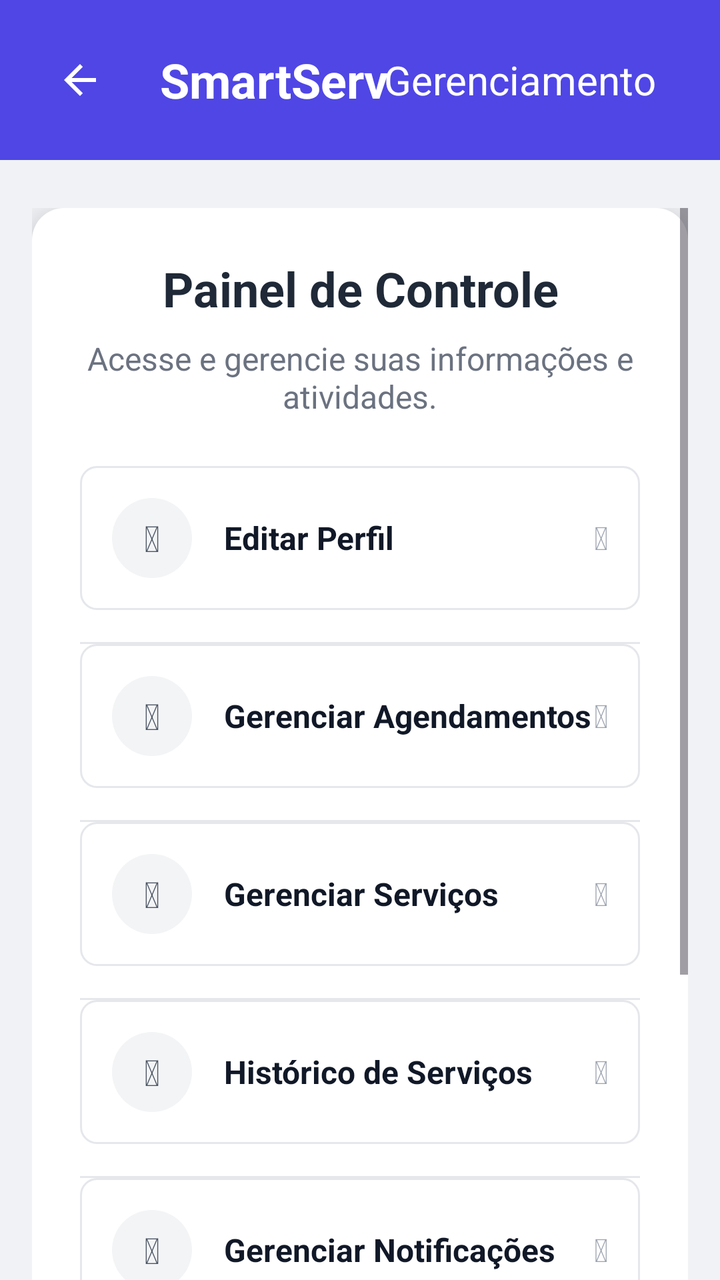
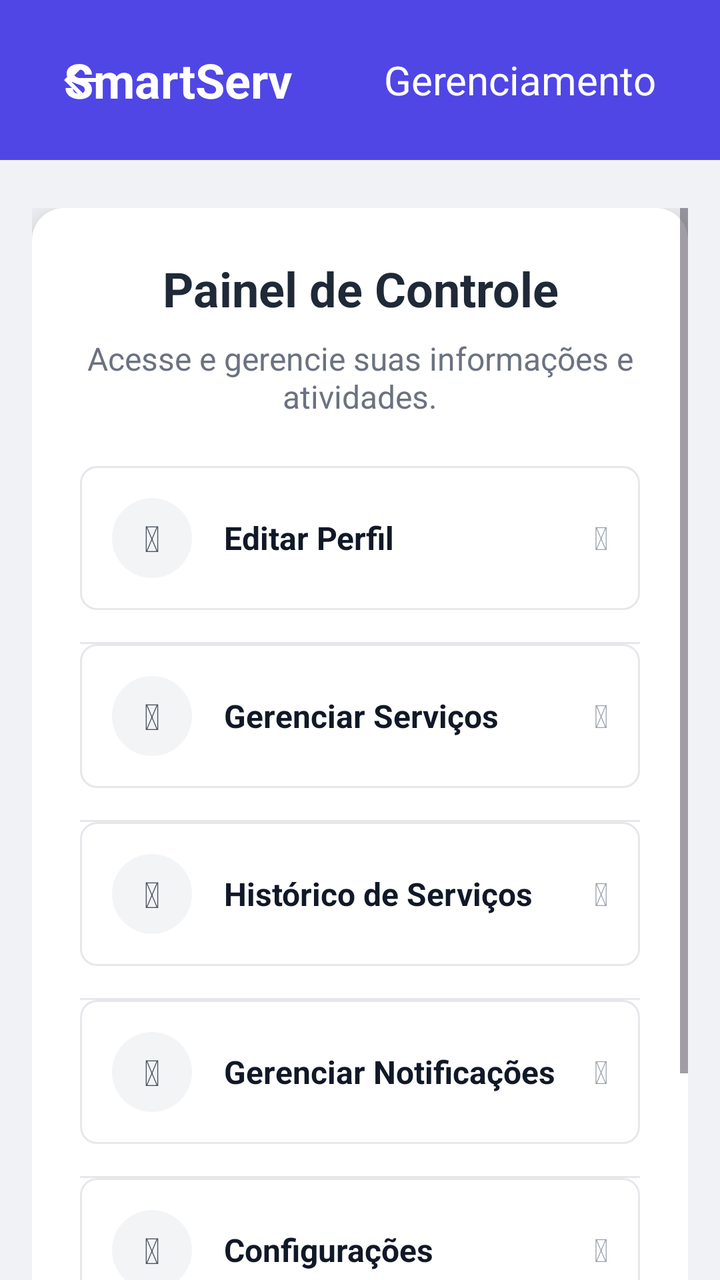

Before-and-after screenshots of an Android layout around one commit, followed by the original layout XML and the change that was made.
<!-- AndroidManifest.xml: application theme Theme.SmartApp -->
<!-- res/layout/perfil.xml -->
<?xml version="1.0" encoding="utf-8"?>
<RelativeLayout xmlns:android="http://schemas.android.com/apk/res/android"
    xmlns:app="http://schemas.android.com/apk/res-auto"
    xmlns:tools="http://schemas.android.com/tools"
    android:layout_width="match_parent"
    android:layout_height="match_parent"
    android:background="#f0f2f5">

    
    <RelativeLayout
        android:id="@+id/header"
        android:layout_width="match_parent"
        android:layout_height="wrap_content"
        android:background="#4F46E5"
        android:padding="16dp">

        <ImageButton
            android:id="@+id/btnBack"
            android:layout_width="48dp"
            android:layout_height="48dp"
            android:background="?attr/selectableItemBackgroundBorderless"
            android:contentDescription="bntvoltar2"
            android:padding="8dp"
            android:src="@drawable/ic_arrow_back"
            android:layout_alignParentStart="true"
            android:layout_centerVertical="true" />

        <TextView
            android:id="@+id/tvSmartServ"
            android:layout_width="wrap_content"
            android:layout_height="wrap_content"
            android:text="SmartServ"
            android:textColor="@android:color/white"
            android:textSize="24sp"
            android:textStyle="bold"
            android:layout_toEndOf="@id/btnBack"
            android:layout_centerVertical="true"
            android:layout_marginStart="16dp" />

        <TextView
            android:id="@+id/tvTitle"
            android:layout_width="wrap_content"
            android:layout_height="wrap_content"
            android:text="Gerenciamento"
            android:textColor="@android:color/white"
            android:textSize="20sp"
            android:layout_centerVertical="true"
            android:layout_alignParentEnd="true"
            android:layout_marginEnd="16dp" />
    </RelativeLayout>

    
    <ScrollView
        android:layout_width="match_parent"
        android:layout_height="match_parent"
        android:layout_below="@id/header"
        android:paddingTop="24dp"
        android:paddingHorizontal="16dp">

        <RelativeLayout
            android:layout_width="match_parent"
            android:layout_height="wrap_content"
            android:background="@drawable/card_background"
            android:elevation="8dp"
            android:outlineProvider="background"
            android:padding="24dp">

            
            <TextView
                android:id="@+id/tvPanelTitle"
                android:layout_width="match_parent"
                android:layout_height="wrap_content"
                android:text="Painel de Controle"
                android:textAlignment="center"
                android:textColor="#1F2937"
                android:textSize="24sp"
                android:textStyle="bold" />

            <TextView
                android:id="@+id/tvPanelSubtitle"
                android:layout_width="match_parent"
                android:layout_height="wrap_content"
                android:layout_below="@id/tvPanelTitle"
                android:layout_marginTop="8dp"
                android:text="Acesse e gerencie suas informações e atividades."
                android:textAlignment="center"
                android:textColor="#6B7280"
                android:textSize="16sp" />

            <LinearLayout
                android:id="@+id/optionsContainer"
                android:layout_width="match_parent"
                android:layout_height="wrap_content"
                android:layout_below="@id/tvPanelSubtitle"
                android:layout_marginTop="24dp"
                android:orientation="vertical"
                android:divider="@drawable/divider"
                android:showDividers="middle">

                
                <RelativeLayout
                    android:id="@+id/editProfileOption"
                    android:layout_width="match_parent"
                    android:layout_height="wrap_content"
                    android:layout_marginBottom="16dp"
                    android:background="@drawable/option_selector"
                    android:padding="16dp">

                    <RelativeLayout
                        android:id="@+id/iconContainer1"
                        android:layout_width="40dp"
                        android:layout_height="40dp"
                        android:background="@drawable/icon_background_selector"
                        android:gravity="center">

                        <TextView
                            android:id="@+id/icon1"
                            android:layout_width="wrap_content"
                            android:layout_height="wrap_content"
                            android:text=""
                            android:textColor="#4B5563"
                            android:textSize="18sp" />
                    </RelativeLayout>

                    <TextView
                        android:layout_width="wrap_content"
                        android:layout_height="wrap_content"
                        android:layout_centerVertical="true"
                        android:layout_marginStart="16dp"
                        android:layout_toEndOf="@id/iconContainer1"
                        android:text="Editar Perfil"
                        android:textColor="#111827"
                        android:textSize="16sp"
                        android:textStyle="bold" />

                    <TextView
                        android:id="@+id/arrow1"
                        android:layout_width="wrap_content"
                        android:layout_height="wrap_content"
                        android:layout_alignParentEnd="true"
                        android:layout_centerVertical="true"
                        android:text=""
                        android:textColor="#9CA3AF"
                        android:textSize="16sp" />
                </RelativeLayout>

                
                <RelativeLayout
                    android:id="@+id/manageAppointmentsOption"
                    android:layout_width="match_parent"
                    android:layout_height="wrap_content"
                    android:layout_marginBottom="16dp"
                    android:background="@drawable/option_selector"
                    android:padding="16dp">

                    <RelativeLayout
                        android:id="@+id/iconContainer2"
                        android:layout_width="40dp"
                        android:layout_height="40dp"
                        android:background="@drawable/icon_background_selector"
                        android:gravity="center">

                        <TextView
                            android:id="@+id/icon2"
                            android:layout_width="wrap_content"
                            android:layout_height="wrap_content"
                            android:text=""
                            android:textColor="#4B5563"
                            android:textSize="18sp" />
                    </RelativeLayout>

                    <TextView
                        android:layout_width="wrap_content"
                        android:layout_height="wrap_content"
                        android:layout_centerVertical="true"
                        android:layout_marginStart="16dp"
                        android:layout_toEndOf="@id/iconContainer2"
                        android:text="Gerenciar Agendamentos"
                        android:textColor="#111827"
                        android:textSize="16sp"
                        android:textStyle="bold" />

                    <TextView
                        android:id="@+id/arrow2"
                        android:layout_width="wrap_content"
                        android:layout_height="wrap_content"
                        android:layout_alignParentEnd="true"
                        android:layout_centerVertical="true"
                        android:text=""
                        android:textColor="#9CA3AF"
                        android:textSize="16sp" />
                </RelativeLayout>

                
                <RelativeLayout
                    android:id="@+id/manageServicesOption"
                    android:layout_width="match_parent"
                    android:layout_height="wrap_content"
                    android:layout_marginBottom="16dp"
                    android:background="@drawable/option_selector"
                    android:padding="16dp">

                    <RelativeLayout
                        android:id="@+id/iconContainer3"
                        android:layout_width="40dp"
                        android:layout_height="40dp"
                        android:background="@drawable/icon_background_selector"
                        android:gravity="center">

                        <TextView
                            android:id="@+id/icon3"
                            android:layout_width="wrap_content"
                            android:layout_height="wrap_content"
                            android:text=""
                            android:textColor="#4B5563"
                            android:textSize="18sp" />
                    </RelativeLayout>

                    <TextView
                        android:layout_width="wrap_content"
                        android:layout_height="wrap_content"
                        android:layout_centerVertical="true"
                        android:layout_marginStart="16dp"
                        android:layout_toEndOf="@id/iconContainer3"
                        android:text="Gerenciar Serviços"
                        android:textColor="#111827"
                        android:textSize="16sp"
                        android:textStyle="bold" />

                    <TextView
                        android:id="@+id/arrow3"
                        android:layout_width="wrap_content"
                        android:layout_height="wrap_content"
                        android:layout_alignParentEnd="true"
                        android:layout_centerVertical="true"
                        android:text=""
                        android:textColor="#9CA3AF"
                        android:textSize="16sp" />
                </RelativeLayout>

                
                <RelativeLayout
                    android:id="@+id/serviceHistoryOption"
                    android:layout_width="match_parent"
                    android:layout_height="wrap_content"
                    android:layout_marginBottom="16dp"
                    android:background="@drawable/option_selector"
                    android:padding="16dp">

                    <RelativeLayout
                        android:id="@+id/iconContainer4"
                        android:layout_width="40dp"
                        android:layout_height="40dp"
                        android:background="@drawable/icon_background_selector"
                        android:gravity="center">

                        <TextView
                            android:id="@+id/icon4"
                            android:layout_width="wrap_content"
                            android:layout_height="wrap_content"
                            android:text=""
                            android:textColor="#4B5563"
                            android:textSize="18sp" />
                    </RelativeLayout>

                    <TextView
                        android:layout_width="wrap_content"
                        android:layout_height="wrap_content"
                        android:layout_centerVertical="true"
                        android:layout_marginStart="16dp"
                        android:layout_toEndOf="@id/iconContainer4"
                        android:text="Histórico de Serviços"
                        android:textColor="#111827"
                        android:textSize="16sp"
                        android:textStyle="bold" />

                    <TextView
                        android:id="@+id/arrow4"
                        android:layout_width="wrap_content"
                        android:layout_height="wrap_content"
                        android:layout_alignParentEnd="true"
                        android:layout_centerVertical="true"
                        android:text=""
                        android:textColor="#9CA3AF"
                        android:textSize="16sp" />
                </RelativeLayout>

                
                <RelativeLayout
                    android:id="@+id/manageNotificationsOption"
                    android:layout_width="match_parent"
                    android:layout_height="wrap_content"
                    android:layout_marginBottom="16dp"
                    android:background="@drawable/option_selector"
                    android:padding="16dp">

                    <RelativeLayout
                        android:id="@+id/iconContainer5"
                        android:layout_width="40dp"
                        android:layout_height="40dp"
                        android:background="@drawable/icon_background_selector"
                        android:gravity="center">

                        <TextView
                            android:id="@+id/icon5"
                            android:layout_width="wrap_content"
                            android:layout_height="wrap_content"
                            android:text=""
                            android:textColor="#4B5563"
                            android:textSize="18sp" />
                    </RelativeLayout>

                    <TextView
                        android:layout_width="wrap_content"
                        android:layout_height="wrap_content"
                        android:layout_centerVertical="true"
                        android:layout_marginStart="16dp"
                        android:layout_toEndOf="@id/iconContainer5"
                        android:text="Gerenciar Notificações"
                        android:textColor="#111827"
                        android:textSize="16sp"
                        android:textStyle="bold" />

                    <TextView
                        android:id="@+id/arrow5"
                        android:layout_width="wrap_content"
                        android:layout_height="wrap_content"
                        android:layout_alignParentEnd="true"
                        android:layout_centerVertical="true"
                        android:text=""
                        android:textColor="#9CA3AF"
                        android:textSize="16sp" />
                </RelativeLayout>

                
                <RelativeLayout
                    android:id="@+id/settingsOption"
                    android:layout_width="match_parent"
                    android:layout_height="wrap_content"
                    android:layout_marginBottom="16dp"
                    android:background="@drawable/option_selector"
                    android:padding="16dp">

                    <RelativeLayout
                        android:id="@+id/iconContainer6"
                        android:layout_width="40dp"
                        android:layout_height="40dp"
                        android:background="@drawable/icon_background_selector"
                        android:gravity="center">

                        <TextView
                            android:id="@+id/icon6"
                            android:layout_width="wrap_content"
                            android:layout_height="wrap_content"
                            android:text=""
                            android:textColor="#4B5563"
                            android:textSize="18sp" />
                    </RelativeLayout>

                    <TextView
                        android:layout_width="wrap_content"
                        android:layout_height="wrap_content"
                        android:layout_centerVertical="true"
                        android:layout_marginStart="16dp"
                        android:layout_toEndOf="@id/iconContainer6"
                        android:text="Configurações"
                        android:textColor="#111827"
                        android:textSize="16sp"
                        android:textStyle="bold" />

                    <TextView
                        android:id="@+id/arrow6"
                        android:layout_width="wrap_content"
                        android:layout_height="wrap_content"
                        android:layout_alignParentEnd="true"
                        android:layout_centerVertical="true"
                        android:text=""
                        android:textColor="#9CA3AF"
                        android:textSize="16sp" />
                </RelativeLayout>

                
                <RelativeLayout
                    android:id="@+id/logoutOption"
                    android:layout_width="match_parent"
                    android:layout_height="wrap_content"
                    android:background="@drawable/logout_selector"
                    android:padding="16dp">

                    <RelativeLayout
                        android:id="@+id/logoutIconContainer"
                        android:layout_width="40dp"
                        android:layout_height="40dp"
                        android:background="@drawable/logout_icon_selector"
                        android:gravity="center">

                        <TextView
                            android:id="@+id/iconLogout"
                            android:layout_width="wrap_content"
                            android:layout_height="wrap_content"
                            android:text=""
                            android:textColor="#4B5563"
                            android:textSize="18sp" />
                    </RelativeLayout>

                    <TextView
                        android:layout_width="wrap_content"
                        android:layout_height="wrap_content"
                        android:layout_centerVertical="true"
                        android:layout_marginStart="16dp"
                        android:layout_toEndOf="@id/logoutIconContainer"
                        android:text="Sair"
                        android:textColor="#DC2626"
                        android:textSize="16sp"
                        android:textStyle="bold" />

                    <TextView
                        android:id="@+id/arrowLogout"
                        android:layout_width="wrap_content"
                        android:layout_height="wrap_content"
                        android:layout_alignParentEnd="true"
                        android:layout_centerVertical="true"
                        android:text=""
                        android:textColor="#9CA3AF"
                        android:textSize="16sp" />
                </RelativeLayout>
            </LinearLayout>
        </RelativeLayout>
    </ScrollView>
</RelativeLayout>
<!-- resources referenced by this layout -->
<resources>
  <!-- drawable card_background (drawable) -->
  <shape xmlns:android="http://schemas.android.com/apk/res/android">
      <solid android:color="@android:color/white" />
      <corners android:radius="12dp" />
      <solid android:color="@android:color/white"/>
      <corners android:radius="16dp"/>
  </shape>
  <!-- drawable divider (drawable) -->
  <shape xmlns:android="http://schemas.android.com/apk/res/android">
      <size android:height="1dp" />
      <solid android:color="@color/gray_200" />
      <solid android:color="#E5E7EB" />
      <size android:height="1dp" />
      <solid android:color="#E5E7EB" />
      <size android:height="1dp" />
      <solid android:color="#E5E7EB" />
  
  </shape>
  <!-- drawable ic_arrow_back (drawable) -->
  <vector xmlns:android="http://schemas.android.com/apk/res/android"
      android:width="24dp"
      android:height="24dp"
      android:viewportWidth="24"
      android:viewportHeight="24">
      <path android:fillColor="#FFFFFF" android:pathData="M20,11H7.83l5.59,-5.59L12,4l-8,8 8,8 1.41,-1.41L7.83,13H20v-2z"/>
  </vector>
  <!-- drawable icon_background_selector (drawable) -->
  <?xml version="1.0" encoding="utf-8"?>
  <selector xmlns:android="http://schemas.android.com/apk/res/android">
      <item android:state_pressed="true">
          <shape android:shape="oval">
              <solid android:color="#E0E7FF"/>
          </shape>
      </item>
      <item>
          <shape android:shape="oval">
              <solid android:color="#F3F4F6"/>
          </shape>
      </item>
  </selector>
  <!-- drawable logout_icon_selector (drawable) -->
  <?xml version="1.0" encoding="utf-8"?>
  <selector xmlns:android="http://schemas.android.com/apk/res/android">
      <item android:state_pressed="true">
          <shape android:shape="oval">
              <solid android:color="#FEE2E2"/>
          </shape>
      </item>
      <item>
          <shape android:shape="oval">
              <solid android:color="#F3F4F6"/>
          </shape>
      </item>
  </selector>
  <!-- drawable logout_selector (drawable) -->
  <?xml version="1.0" encoding="utf-8"?>
  <selector xmlns:android="http://schemas.android.com/apk/res/android">
      <item android:state_pressed="true">
          <shape android:shape="rectangle">
              <solid android:color="#FEF2F2"/>
              <corners android:radius="8dp"/>
              <stroke android:width="1dp" android:color="#EF4444"/>
          </shape>
      </item>
      <item>
          <shape android:shape="rectangle">
              <solid android:color="@android:color/white"/>
              <corners android:radius="8dp"/>
              <stroke android:width="1dp" android:color="#E5E7EB"/>
          </shape>
      </item>
  </selector>
  <!-- drawable option_selector (drawable) -->
  <?xml version="1.0" encoding="utf-8"?>
  <selector xmlns:android="http://schemas.android.com/apk/res/android">
      <item android:state_pressed="true">
          <shape android:shape="rectangle">
              <solid android:color="#EEF2FF"/>
              <corners android:radius="8dp"/>
              <stroke android:width="1dp" android:color="#4F46E5"/>
          </shape>
      </item>
      <item>
          <shape android:shape="rectangle">
              <solid android:color="@android:color/white"/>
              <corners android:radius="8dp"/>
              <stroke android:width="1dp" android:color="#E5E7EB"/>
          </shape>
      </item>
  </selector>
  <style name="Theme.SmartApp" parent="Base.Theme.SmartApp" />
  <color name="gray_200">#E5E7EB</color>
  <style name="Base.Theme.SmartApp" parent="Theme.Material3.DayNight.NoActionBar" />
</resources>

<!-- the commit's change to res/layout/perfil.xml (unified diff, before → after) -->
@@ -15,7 +15,7 @@
         android:padding="16dp">
 
         <ImageButton
-            android:id="@+id/btnBack"
+            android:id="@+id/btnvoltar"
             android:layout_width="48dp"
             android:layout_height="48dp"
             android:background="?attr/selectableItemBackgroundBorderless"
@@ -33,7 +33,6 @@
             android:textColor="@android:color/white"
             android:textSize="24sp"
             android:textStyle="bold"
-            android:layout_toEndOf="@id/btnBack"
             android:layout_centerVertical="true"
             android:layout_marginStart="16dp" />
 
@@ -99,12 +98,13 @@
 
                 
                 <RelativeLayout
-                    android:id="@+id/editProfileOption"
-                    android:layout_width="match_parent"
-                    android:layout_height="wrap_content"
-                    android:layout_marginBottom="16dp"
-                    android:background="@drawable/option_selector"
-                    android:padding="16dp">
+                    android:id="@+id/btn_Editar_perfil"
+                    android:layout_width="match_parent"
+                    android:layout_height="wrap_content"
+                    android:layout_marginBottom="16dp"
+                    android:background="@drawable/option_selector"
+                    android:padding="16dp"
+                    android:clickable="true">
 
                     <RelativeLayout
                         android:id="@+id/iconContainer1"
@@ -146,54 +146,7 @@
 
                 
                 <RelativeLayout
-                    android:id="@+id/manageAppointmentsOption"
-                    android:layout_width="match_parent"
-                    android:layout_height="wrap_content"
-                    android:layout_marginBottom="16dp"
-                    android:background="@drawable/option_selector"
-                    android:padding="16dp">
-
-                    <RelativeLayout
-                        android:id="@+id/iconContainer2"
-                        android:layout_width="40dp"
-                        android:layout_height="40dp"
-                        android:background="@drawable/icon_background_selector"
-                        android:gravity="center">
-
-                        <TextView
-                            android:id="@+id/icon2"
-                            android:layout_width="wrap_content"
-                            android:layout_height="wrap_content"
-                            android:text=""
-                            android:textColor="#4B5563"
-                            android:textSize="18sp" />
-                    </RelativeLayout>
-
-                    <TextView
-                        android:layout_width="wrap_content"
-                        android:layout_height="wrap_content"
-                        android:layout_centerVertical="true"
-                        android:layout_marginStart="16dp"
-                        android:layout_toEndOf="@id/iconContainer2"
-                        android:text="Gerenciar Agendamentos"
-                        android:textColor="#111827"
-                        android:textSize="16sp"
-                        android:textStyle="bold" />
-
-                    <TextView
-                        android:id="@+id/arrow2"
-                        android:layout_width="wrap_content"
-                        android:layout_height="wrap_content"
-                        android:layout_alignParentEnd="true"
-                        android:layout_centerVertical="true"
-                        android:text=""
-                        android:textColor="#9CA3AF"
-                        android:textSize="16sp" />
-                </RelativeLayout>
-
-                
-                <RelativeLayout
-                    android:id="@+id/manageServicesOption"
+                    android:id="@+id/btnGerenciarServicos"
                     android:layout_width="match_parent"
                     android:layout_height="wrap_content"
                     android:layout_marginBottom="16dp"
@@ -240,7 +193,7 @@
 
                 
                 <RelativeLayout
-                    android:id="@+id/serviceHistoryOption"
+                    android:id="@+id/btnHistoricoServico"
                     android:layout_width="match_parent"
                     android:layout_height="wrap_content"
                     android:layout_marginBottom="16dp"
@@ -287,7 +240,7 @@
 
                 
                 <RelativeLayout
-                    android:id="@+id/manageNotificationsOption"
+                    android:id="@+id/btnGerenciarNotificacoes"
                     android:layout_width="match_parent"
                     android:layout_height="wrap_content"
                     android:layout_marginBottom="16dp"
@@ -334,7 +287,7 @@
 
                 
                 <RelativeLayout
-                    android:id="@+id/settingsOption"
+                    android:id="@+id/btnConfiguracoes"
                     android:layout_width="match_parent"
                     android:layout_height="wrap_content"
                     android:layout_marginBottom="16dp"
